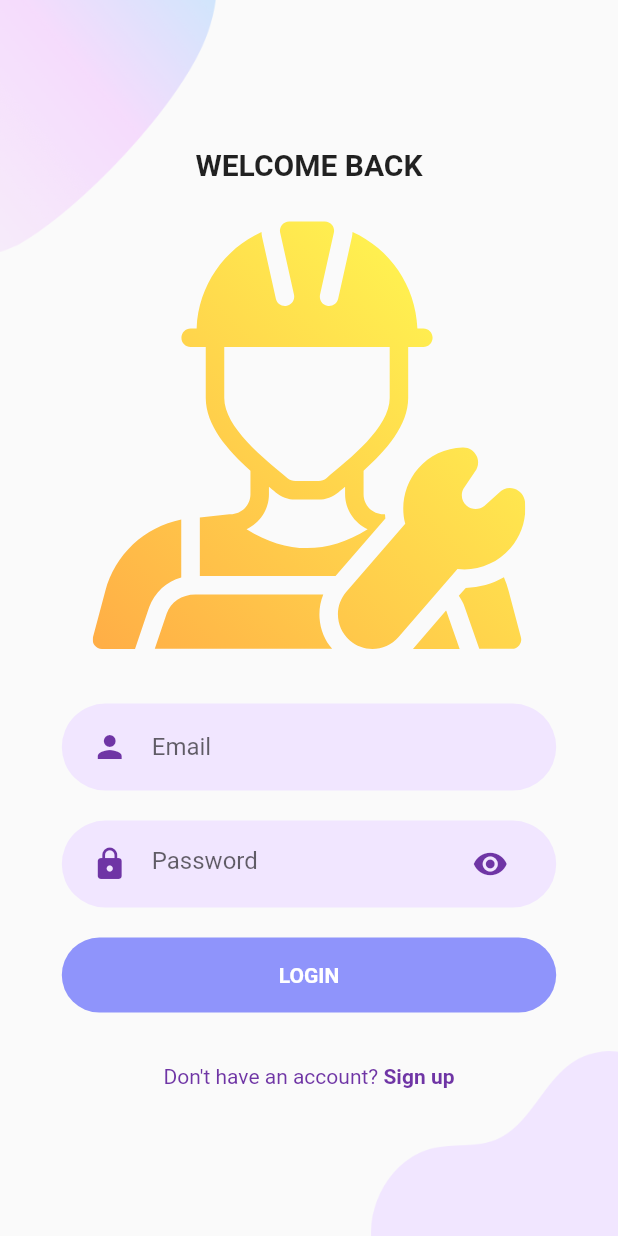
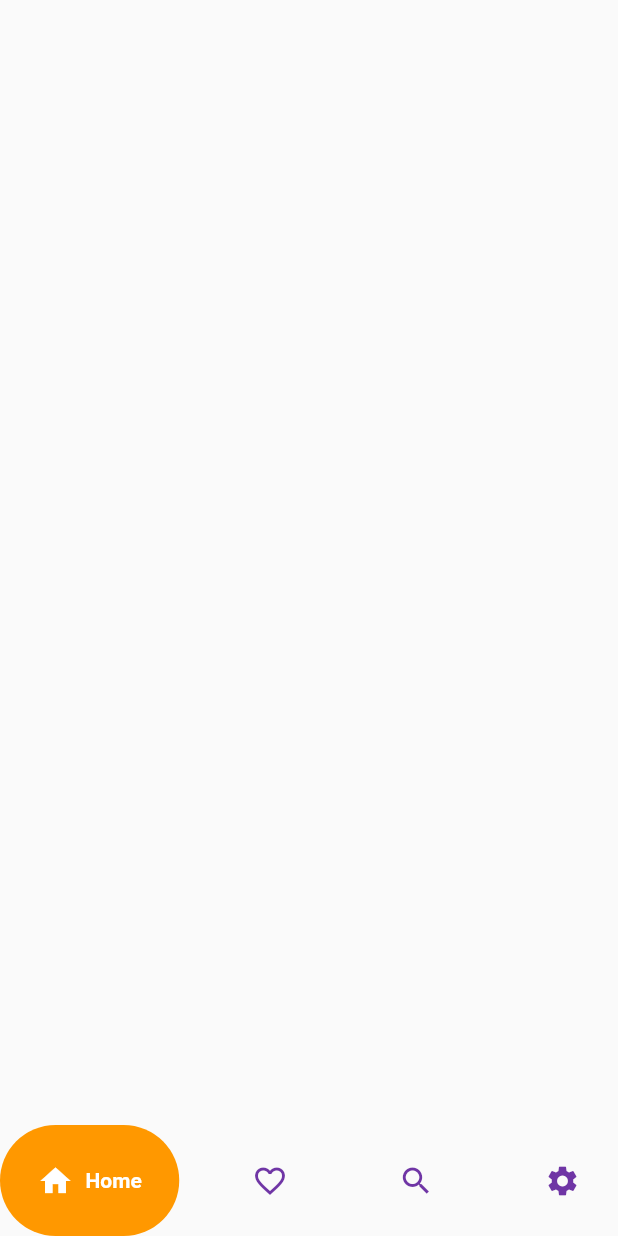
Before and after one commit to SammyThige/RepairPal, a Flutter app: the screen it shows after launch, after a tap on "LOGIN", on a phone screen of 412 x 824 dp. Run offline on Flutter 3.47's test engine with Material 2 defaults, Android fonts, the phone set to English and light mode, and no system bars; drawn by our look-alikes of google_nav_bar; our stand-ins replace flutter_svg, google_fonts.

Commit message:
bottom navigation bar done

```diff
--- /dev/null
+++ b/repair_pal/lib/HomePage/components/bottomnav.dart
@@ -0,0 +1,39 @@
+import 'package:flutter/material.dart';
+import 'package:google_nav_bar/google_nav_bar.dart';
+import 'package:repair_pal/constants.dart';
+
+class BottomNavBar extends StatelessWidget {
+  const BottomNavBar({
+    super.key,
+  });
+
+  @override
+  Widget build(BuildContext context) {
+    Size size = MediaQuery.of(context).size;
+
+    return Container(
+      // margin: EdgeInsets.symmetric(vertical: 10),
+      //padding: EdgeInsets.symmetric(horizontal: 20, vertical: 5),
+      width: size.width * 0.8,
+      // color: kPrimaryColor,
+      child: GNav(
+        backgroundColor: Colors.transparent,
+        color: kPrimaryColor,
+        activeColor: Colors.white,
+        curve: Curves.easeOutExpo,
+        duration: Duration(milliseconds: 200),
+        tabBackgroundColor: Colors.orange,
+        gap: 8,
+        onTabChange: (index) {
+          print(index);
+        },
+        tabs: const [
+          GButton(icon: Icons.home, text: "Home"),
+          GButton(icon: Icons.favorite_border, text: "Likes"),
+          GButton(icon: Icons.search, text: "Search"),
+          GButton(icon: Icons.settings, text: "Settings")
+        ],
+      ),
+    );
+  }
+}
--- /dev/null
+++ b/repair_pal/lib/HomePage/homepage.dart
@@ -0,0 +1,18 @@
+import 'package:flutter/material.dart';
+import 'package:repair_pal/HomePage/components/bottomnav.dart';
+
+class HomePage extends StatefulWidget {
+  const HomePage({super.key});
+
+  @override
+  State<HomePage> createState() => _HomePageState();
+}
+
+class _HomePageState extends State<HomePage> {
+  @override
+  Widget build(BuildContext context) {
+    return Scaffold(
+      bottomNavigationBar: BottomNavBar(),
+    );
+  }
+}
--- a/repair_pal/lib/Login/components/background_body.dart
+++ b/repair_pal/lib/Login/components/background_body.dart
@@ -1,4 +1,5 @@
 import 'package:flutter/material.dart';
+import 'package:repair_pal/HomePage/homepage.dart';
 import 'package:repair_pal/Login/components/background_area.dart';
 import 'package:flutter_svg/svg.dart';
 import 'package:repair_pal/Login/components/rounded_input.dart';
@@ -42,7 +43,13 @@ class Background extends StatelessWidget {
             onChanged: (value) {},
             password: 'Password',
           ),
-          RoundedButton(text: "LOGIN", press: () {}),
+          RoundedButton(
+              text: "LOGIN",
+              press: () {
+                Navigator.push(context, MaterialPageRoute(builder: (context) {
+                  return HomePage();
+                }));
+              }),
           SizedBox(
             height: size.height * 0.03,
           ),
--- a/repair_pal/pubspec.yaml
+++ b/repair_pal/pubspec.yaml
@@ -37,6 +37,7 @@ dependencies:
   cupertino_icons: ^1.0.2
   flutter_svg: ^2.0.5
   google_fonts: ^4.0.4
+  google_nav_bar: ^5.0.6
 
 
 dev_dependencies:
```
Also changed, not shown: repair_pal/pubspec.lock.
